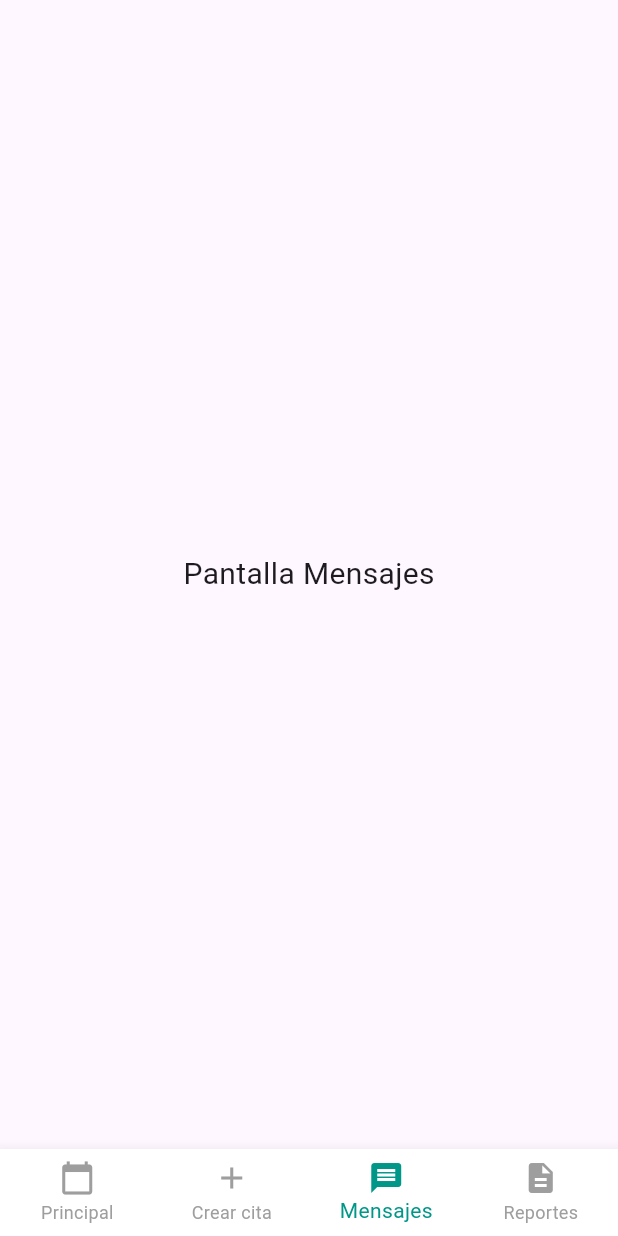
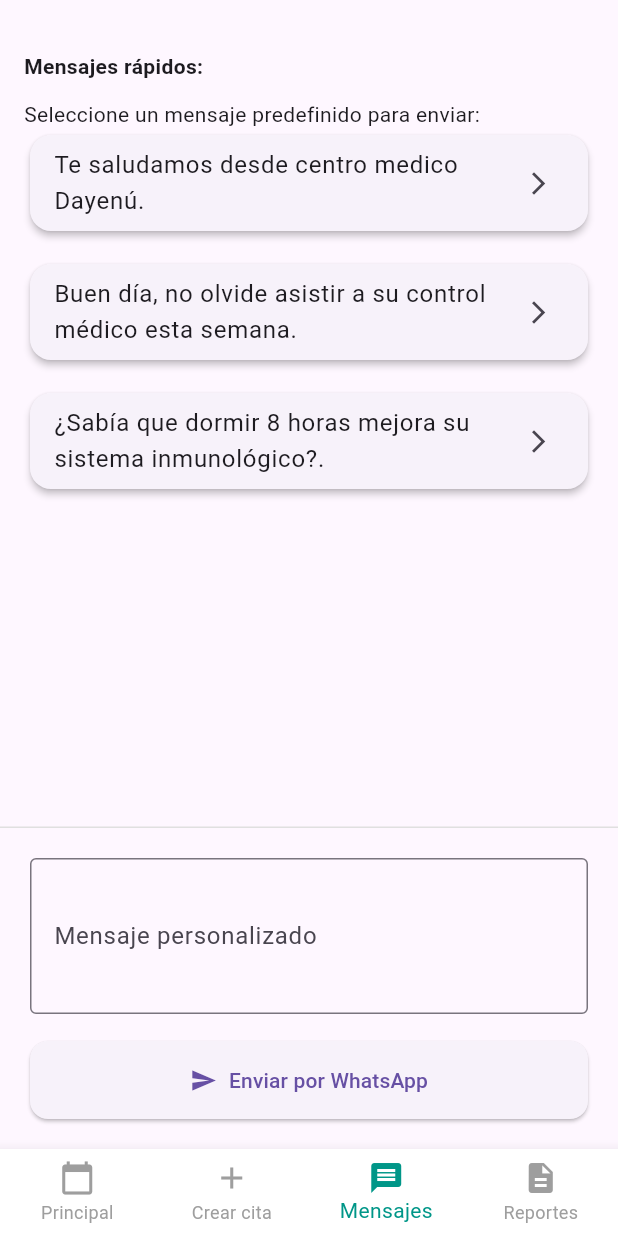
Before and after one commit to BernysCS/centro_medico_dayenu, a Flutter app: the screen it shows after launch, item 3 of the bottom bar chosen, on a phone screen of 412 x 824 dp. Run offline on Flutter 3.47's test engine with Material 3 defaults, Android fonts, the phone set to English and light mode, and no system bars.

Commit message:
agregar funcionalidad de mensajes

```diff
--- a/lib/mensajes/mensajes.dart
+++ b/lib/mensajes/mensajes.dart
@@ -1,17 +1,146 @@
 // en este archivo se agregá una opción para crear y enviar mensajes
 import 'package:flutter/material.dart';
+import 'package:url_launcher/url_launcher.dart';
 
-class PantallaMensajes extends StatelessWidget {
+void main() {
+  runApp(
+    const MaterialApp(
+      home: PantallaMensajes(),
+      debugShowCheckedModeBanner: false,
+    ),
+  );
+}
+
+class PantallaMensajes extends StatefulWidget {
   const PantallaMensajes({super.key});
 
   @override
+  State<PantallaMensajes> createState() => _PantallaMensajesState();
+}
+
+class _PantallaMensajesState extends State<PantallaMensajes> {
+  final TextEditingController _mensajeController = TextEditingController();
+  String? _mensajeSeleccionado;
+
+  final List<String> _mensajesPreestablecidos = [
+    "Te saludamos desde centro medico Dayenú.",
+    "Buen día, no olvide asistir a su control médico esta semana.",
+    "¿Sabía que dormir 8 horas mejora su sistema inmunológico?.",
+  ];
+
+  Future<void> _abrirWhatsApp(String mensaje) async {
+    final url = Uri.parse(
+      "https://wa.me/?text=${Uri.encodeComponent(mensaje)}",
+    );
+    if (await canLaunchUrl(url)) {
+      await launchUrl(url, mode: LaunchMode.externalApplication);
+    } else {
+      ScaffoldMessenger.of(
+        context,
+      ).showSnackBar(const SnackBar(content: Text("Error al abrir WhatsApp")));
+    }
+  }
+
+  @override
   Widget build(BuildContext context) {
-    return const Scaffold(
-      body: Center(
-        child: Text(
-          'Pantalla Mensajes',
-          style: TextStyle(fontSize: 20),
-        ),
+    return Scaffold(
+      body: Column(
+        children: [
+          const SizedBox(height: 34),
+
+          Expanded(
+            child: SingleChildScrollView(
+              padding: const EdgeInsets.symmetric(horizontal: 16),
+              child: Column(
+                crossAxisAlignment: CrossAxisAlignment.start,
+                children: [
+                  const Text(
+                    "Mensajes rápidos:",
+                    style: TextStyle(
+                      fontWeight: FontWeight.bold,
+                    ),
+                  ),
+                  const SizedBox(height: 12),
+                  Text(
+                    "Seleccione un mensaje predefinido para enviar:",
+                  ),
+                  ListView.separated(
+                    shrinkWrap: true,
+                    physics: const NeverScrollableScrollPhysics(),
+                    itemCount: _mensajesPreestablecidos.length,
+                    separatorBuilder: (_, __) => const SizedBox(height: 14),
+                    itemBuilder: (context, index) {
+                      final mensaje = _mensajesPreestablecidos[index];
+                      return Card(
+                        elevation: 2,
+                        shape: RoundedRectangleBorder(
+                          borderRadius: BorderRadius.circular(14),
+                        ),
+                        child: ListTile(
+                          title: Text(
+                            mensaje,
+                          ),
+                          trailing: const Icon(
+                            Icons.arrow_forward_ios,
+                            size: 18,
+                          ),
+                          onTap: () {
+                            setState(() {
+                              _mensajeSeleccionado = mensaje;
+                              _mensajeController.text = mensaje;
+                            });
+                          },
+                        ),
+                      );
+                    },
+                  ),
+                  const SizedBox(height: 24),
+                ],
+              ),
+            ),
+          ),
+
+          Container(
+            padding: const EdgeInsets.all(20),
+            decoration: BoxDecoration(
+              border: Border(top: BorderSide(color: Colors.grey[300]!)),
+            ),
+            child: Column(
+              children: [
+                TextField(
+                  controller: _mensajeController,
+                  maxLines: 3,
+                  decoration: const InputDecoration(
+                    labelText: "Mensaje personalizado",
+                    border: OutlineInputBorder(),
+                  ),
+                ),
+                const SizedBox(height: 18),
+                SizedBox(
+                  width: double.infinity,
+                  child: ElevatedButton.icon(
+                    style: ElevatedButton.styleFrom(
+                      padding: const EdgeInsets.symmetric(vertical: 16),
+                      shape: RoundedRectangleBorder(
+                        borderRadius: BorderRadius.circular(12),
+                      ),
+                    ),
+                    onPressed: () {
+                      final mensaje = _mensajeController.text.trim();
+                      if (mensaje.isNotEmpty) {
+                        _abrirWhatsApp(mensaje);
+                      }
+                    },
+                    icon: const Icon(Icons.send),
+                    label: const Text(
+                      "Enviar por WhatsApp",
+                    ),
+                  ),
+                ),
+              ],
+            ),
+          ),
+        ],
       ),
     );
   }
--- a/pubspec.yaml
+++ b/pubspec.yaml
@@ -9,6 +9,7 @@ environment:
 dependencies:
   flutter:
     sdk: flutter
+  url_launcher: ^6.3.1
 
 dev_dependencies:
   flutter_test:
```
Also changed, not shown: pubspec.lock, 6 other files.
